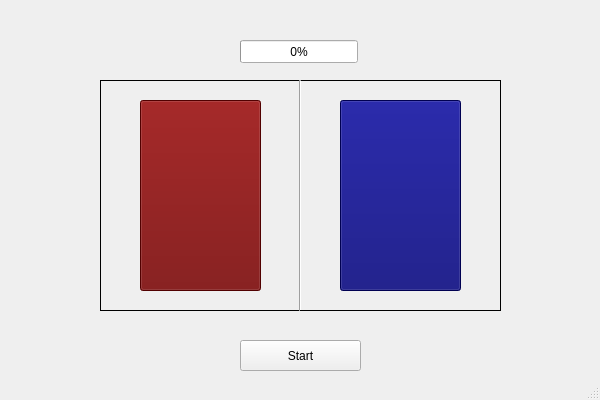
The window that mainwindow.ui (jasl08/Simon-Says-Game) describes before a commit, drawn with Qt 5.
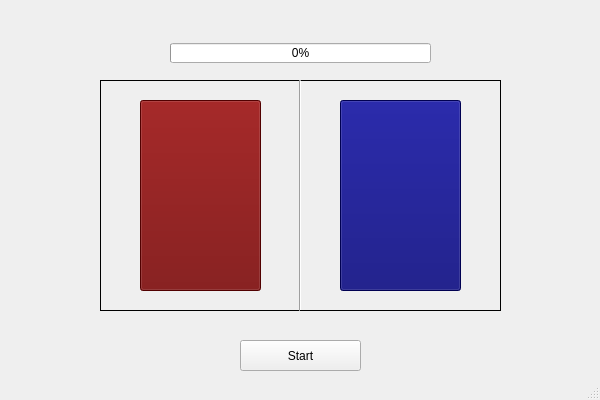
The same window after the commit.

```diff
--- a/mainwindow.ui
+++ b/mainwindow.ui
@@ -99,10 +99,10 @@
    <widget class="QProgressBar" name="progressBar">
     <property name="geometry">
      <rect>
-      <x>240</x>
-      <y>40</y>
-      <width>118</width>
-      <height>23</height>
+      <x>170</x>
+      <y>43</y>
+      <width>261</width>
+      <height>20</height>
      </rect>
     </property>
     <property name="value">
```
Left out of the diff: 23 changed lines with no effect on the pictures.
